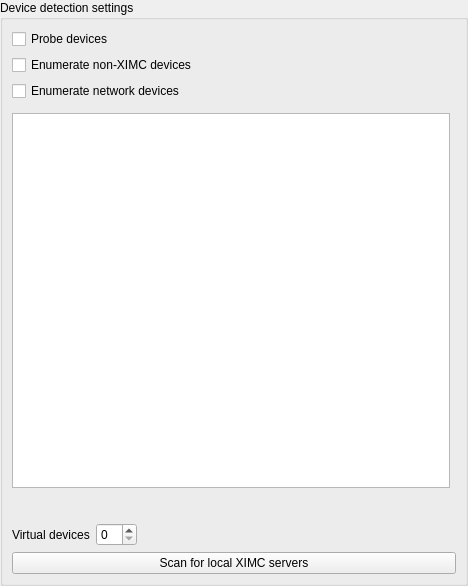
First picture: the form in src/pageprogramconfig.ui, repository EPC-MSU/XILab, before the edit.
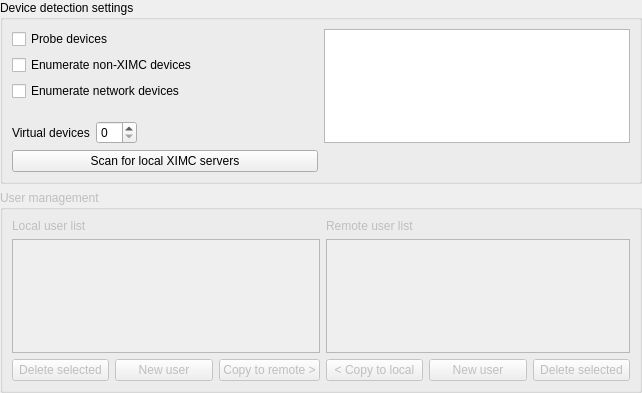
Second picture: the form after the edit.

What changed in the file:
```diff
--- a/src/pageprogramconfig.ui
+++ b/src/pageprogramconfig.ui
@@ -6,8 +6,8 @@
    <rect>
     <x>0</x>
     <y>0</y>
-    <width>468</width>
-    <height>586</height>
+    <width>642</width>
+    <height>393</height>
    </rect>
   </property>
   <property name="windowTitle">
@@ -26,26 +26,108 @@
    <property name="bottomMargin">
     <number>0</number>
    </property>
+   <item row="1" column="0">
+    <widget class="QGroupBox" name="userManageBox">
+     <property name="enabled">
+      <bool>false</bool>
+     </property>
+     <property name="title">
+      <string>User management</string>
+     </property>
+     <layout class="QGridLayout" name="gridLayout_6">
+      <item row="3" column="6">
+       <widget class="QPushButton" name="pushButton_trashRemote">
+        <property name="text">
+         <string>Delete selected</string>
+        </property>
+       </widget>
+      </item>
+      <item row="3" column="2">
+       <widget class="QPushButton" name="pushButton_toRight">
+        <property name="text">
+         <string>Copy to remote &gt;</string>
+        </property>
+       </widget>
+      </item>
+      <item row="3" column="4">
+       <widget class="QPushButton" name="pushButton_toLeft">
+        <property name="text">
+         <string>&lt; Copy to local</string>
+        </property>
+       </widget>
+      </item>
+      <item row="3" column="0">
+       <widget class="QPushButton" name="pushButton_trashLocal">
+        <property name="text">
+         <string>Delete selected</string>
+        </property>
+       </widget>
+      </item>
+      <item row="2" column="4" colspan="3">
+       <widget class="QTableView" name="remoteUserTableView">
+        <property name="autoScroll">
+         <bool>false</bool>
+        </property>
+        <property name="selectionBehavior">
+         <enum>QAbstractItemView::SelectRows</enum>
+        </property>
+        <property name="horizontalScrollMode">
+         <enum>QAbstractItemView::ScrollPerPixel</enum>
+        </property>
+       </widget>
+      </item>
+      <item row="2" column="0" colspan="3">
+       <widget class="QTableView" name="localUserTableView">
+        <property name="autoScroll">
+         <bool>false</bool>
+        </property>
+        <property name="selectionBehavior">
+         <enum>QAbstractItemView::SelectRows</enum>
+        </property>
+        <property name="horizontalScrollMode">
+         <enum>QAbstractItemView::ScrollPerPixel</enum>
+        </property>
+       </widget>
+      </item>
+      <item row="0" column="0" colspan="3">
+       <widget class="QLabel" name="label_2">
+        <property name="text">
+         <string>Local user list</string>
+        </property>
+       </widget>
+      </item>
+      <item row="0" column="4" colspan="3">
+       <widget class="QLabel" name="label_3">
+        <property name="text">
+         <string>Remote user list</string>
+        </property>
+       </widget>
+      </item>
+      <item row="3" column="1">
+       <widget class="QPushButton" name="pushButton_newLocal">
+        <property name="text">
+         <string>New user</string>
+        </property>
+       </widget>
+      </item>
+      <item row="3" column="5">
+       <widget class="QPushButton" name="pushButton_newRemote">
+        <property name="text">
+         <string>New user</string>
+        </property>
+       </widget>
+      </item>
+     </layout>
+    </widget>
+   </item>
    <item row="0" column="0">
     <widget class="QGroupBox" name="DeviceDetSetBox">
-     <property name="sizePolicy">
-      <sizepolicy hsizetype="Preferred" vsizetype="Preferred">
-       <horstretch>0</horstretch>
-       <verstretch>0</verstretch>
-      </sizepolicy>
-     </property>
      <property name="title">
       <string>Device detection settings</string>
      </property>
      <layout class="QHBoxLayout" name="horizontalLayout">
       <item>
        <widget class="QFrame" name="frame">
-        <property name="sizePolicy">
-         <sizepolicy hsizetype="Preferred" vsizetype="Preferred">
-          <horstretch>0</horstretch>
-          <verstretch>0</verstretch>
-         </sizepolicy>
-        </property>
         <property name="frameShape">
          <enum>QFrame::NoFrame</enum>
         </property>
@@ -62,28 +144,7 @@
          <property name="bottomMargin">
           <number>0</number>
          </property>
-         <item row="1" column="0">
-          <widget class="QCheckBox" name="NonXimcBox">
-           <property name="text">
-            <string>Enumerate non-XIMC devices</string>
-           </property>
-          </widget>
-         </item>
-         <item row="6" column="0" colspan="2">
-          <widget class="QCheckBox" name="networkChk">
-           <property name="text">
-            <string>Enumerate network devices</string>
-           </property>
-          </widget>
-         </item>
-         <item row="0" column="0" colspan="2">
-          <widget class="QCheckBox" name="ProbeDevBox">
-           <property name="text">
-            <string>Probe devices</string>
-           </property>
-          </widget>
-         </item>
-         <item row="9" column="0">
+         <item row="8" column="0">
           <widget class="QFrame" name="frame_2">
            <layout class="QHBoxLayout" name="horizontalLayout_2">
             <property name="leftMargin">
@@ -115,7 +176,7 @@
               </property>
               <property name="sizeHint" stdset="0">
                <size>
-                <width>300</width>
+                <width>40</width>
                 <height>20</height>
                </size>
               </property>
@@ -124,83 +185,86 @@
            </layout>
           </widget>
          </item>
-         <item row="8" column="0">
-          <layout class="QVBoxLayout" name="verticalLayout">
-           <item>
-            <widget class="QTableWidget" name="tableWidget">
-             <property name="maximumSize">
-              <size>
-               <width>16777215</width>
-               <height>16777215</height>
-              </size>
-             </property>
-             <property name="alternatingRowColors">
-              <bool>true</bool>
-             </property>
-             <property name="rowCount">
-              <number>0</number>
-             </property>
-             <property name="columnCount">
-              <number>0</number>
-             </property>
-             <attribute name="horizontalHeaderMinimumSectionSize">
-              <number>31</number>
-             </attribute>
-             <attribute name="verticalHeaderDefaultSectionSize">
-              <number>20</number>
-             </attribute>
-            </widget>
-           </item>
-           <item>
-            <widget class="QLabel" name="infoLabel">
-             <property name="sizePolicy">
-              <sizepolicy hsizetype="Minimum" vsizetype="Preferred">
-               <horstretch>0</horstretch>
-               <verstretch>0</verstretch>
-              </sizepolicy>
-             </property>
-             <property name="minimumSize">
-              <size>
-               <width>0</width>
-               <height>23</height>
-              </size>
-             </property>
-             <property name="text">
-              <string/>
-             </property>
-            </widget>
-           </item>
-          </layout>
+         <item row="0" column="0" colspan="2">
+          <widget class="QCheckBox" name="ProbeDevBox">
+           <property name="text">
+            <string>Probe devices</string>
+           </property>
+          </widget>
+         </item>
+         <item row="9" column="0" colspan="2">
+          <widget class="QPushButton" name="detectBtn">
+           <property name="text">
+            <string>Scan for local XIMC servers</string>
+           </property>
+          </widget>
+         </item>
+         <item row="6" column="0" colspan="2">
+          <widget class="QCheckBox" name="networkChk">
+           <property name="text">
+            <string>Enumerate network devices</string>
+           </property>
+          </widget>
+         </item>
+         <item row="1" column="0">
+          <widget class="QCheckBox" name="NonXimcBox">
+           <property name="text">
+            <string>Enumerate non-XIMC devices</string>
+           </property>
+          </widget>
          </item>
          <item row="7" column="0">
           <spacer name="verticalSpacer">
            <property name="orientation">
             <enum>Qt::Vertical</enum>
            </property>
-           <property name="sizeType">
-            <enum>QSizePolicy::Fixed</enum>
-           </property>
            <property name="sizeHint" stdset="0">
             <size>
              <width>20</width>
-             <height>6</height>
+             <height>40</height>
             </size>
            </property>
           </spacer>
          </item>
-         <item row="10" column="0" colspan="2">
-          <widget class="QPushButton" name="detectBtn">
-           <property name="enabled">
-            <bool>true</bool>
-           </property>
-           <property name="text">
-            <string>Scan for local XIMC servers</string>
-           </property>
-          </widget>
-         </item>
         </layout>
        </widget>
       </item>
+      <item>
+       <layout class="QVBoxLayout" name="verticalLayout">
+        <item>
+         <widget class="QTableWidget" name="tableWidget">
+          <property name="maximumSize">
+           <size>
+            <width>16777215</width>
+            <height>16777215</height>
+           </size>
+          </property>
+          <property name="alternatingRowColors">
+           <bool>true</bool>
+          </property>
+         </widget>
+        </item>
+        <item>
+         <widget class="QLabel" name="infoLabel">
+          <property name="sizePolicy">
+           <sizepolicy hsizetype="Minimum" vsizetype="Preferred">
+            <horstretch>0</horstretch>
+            <verstretch>0</verstretch>
+           </sizepolicy>
+          </property>
+          <property name="minimumSize">
+           <size>
+            <width>0</width>
+            <height>23</height>
+           </size>
+          </property>
+          <property name="text">
+           <string/>
+          </property>
+         </widget>
+        </item>
+       </layout>
+      </item>
      </layout>
     </widget>
    </item>
```
